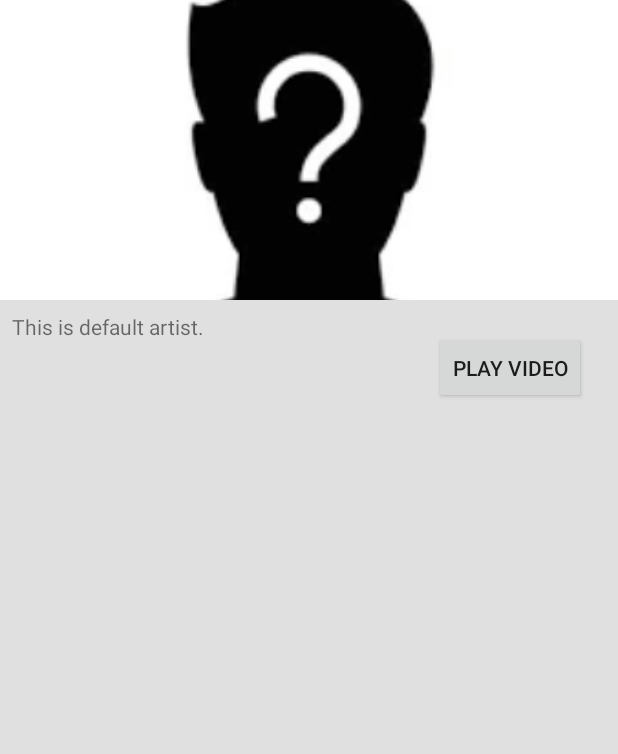
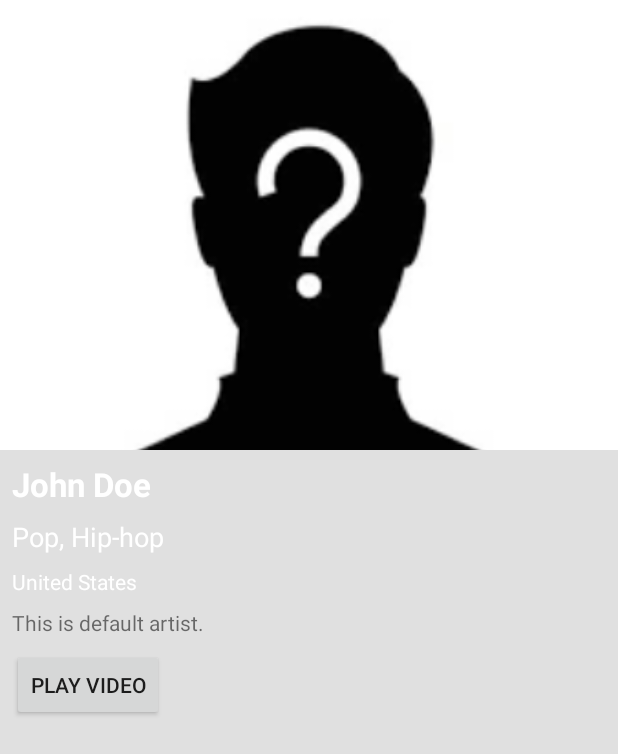
Before and after one commit to eTimokhov/MusicArtistsApp, an Android app: the layout activity_artist_details.xml on its own in the app's theme, with its tools: preview values and no code run, on a phone screen of 412 x 824 dp. Shown: the top 754 px of the screen. Run offline under Robolectric (Android 15) with nearby library versions, the phone set to English and light mode, and no system bars.

Commit message:
artist_details

```diff
--- a/app/src/main/res/layout/activity_artist_details.xml
+++ b/app/src/main/res/layout/activity_artist_details.xml
@@ -1,96 +1,65 @@
 <?xml version="1.0" encoding="utf-8"?>
-<RelativeLayout xmlns:android="http://schemas.android.com/apk/res/android"
-        xmlns:app="http://schemas.android.com/apk/res-auto"
+<LinearLayout xmlns:android="http://schemas.android.com/apk/res/android"
         xmlns:tools="http://schemas.android.com/tools"
         android:layout_width="match_parent"
         android:layout_height="match_parent"
-        android:background="#E0E0E0">
-
-    <RelativeLayout
-            android:id="@+id/artist_card"
-            android:layout_width="match_parent"
-            android:layout_height="wrap_content"
-            android:elevation="4dp">
+        android:background="#E0E0E0"
+        android:orientation="vertical">
 
     <ImageView
             android:id="@+id/artist_image"
             android:layout_width="match_parent"
-                android:layout_height="200dp"
+            android:layout_height="300dp"
             android:alpha="1.0"
             android:scaleType="centerCrop"
             tools:src="@drawable/unknown_artist" />
-
-        <View
-                android:layout_width="match_parent"
-                android:layout_height="200dp" />
 
     <TextView
             android:id="@+id/artist_name"
             android:layout_width="wrap_content"
             android:layout_height="wrap_content"
-                android:layout_above="@id/artist_country"
             android:layout_marginStart="8dp"
             android:layout_marginTop="8dp"
+            android:textAppearance="@style/TextAppearance.AppCompat.Large"
+            android:textColor="@android:color/primary_text_dark"
+            android:textStyle="bold"
+            tools:text="John Doe" />
+
+    <TextView
+            android:id="@+id/artist_genres"
+            android:layout_width="wrap_content"
+            android:layout_height="wrap_content"
+            android:layout_marginStart="8dp"
+            android:layout_marginTop="8dp"
+            android:textAppearance="@style/TextAppearance.AppCompat.Medium"
             android:textColor="@android:color/white"
-                android:textStyle="bold"
-                tools:text="California-style pizza" />
+            tools:text="Pop, Hip-hop" />
 
     <TextView
             android:id="@+id/artist_country"
             android:layout_width="wrap_content"
             android:layout_height="wrap_content"
-                android:layout_alignBottom="@+id/artist_image"
-                android:layout_alignStart="@+id/artist_name"
-                android:layout_marginBottom="8dp"
+            android:layout_marginStart="8dp"
             android:layout_marginTop="8dp"
+            android:textAppearance="@style/TextAppearance.AppCompat.Small"
             android:textColor="@android:color/white"
             tools:text="United States" />
-
-        <TextView
-                android:id="@+id/artist_genres"
-                android:layout_width="wrap_content"
-                android:layout_height="wrap_content"
-                android:layout_alignStart="@+id/artist_name"
-                android:layout_alignBottom="@+id/artist_image"
-                android:layout_marginStart="309dp"
-                android:layout_marginTop="8dp"
-                android:layout_marginBottom="172dp"
-                android:textColor="@android:color/white"
-                tools:text="United States" />
-
-    </RelativeLayout>
-
-    <ScrollView
-            android:id="@+id/artist_description_body"
-            android:layout_width="match_parent"
-            android:layout_height="wrap_content"
-            android:layout_alignParentBottom="true"
-            android:layout_below="@id/artist_card"
-            android:fillViewport="false">
-
-        <RelativeLayout
-                android:layout_width="match_parent"
-                android:layout_height="wrap_content"
-                android:elevation="4dp"
-                android:padding="8dp">
 
     <TextView
             android:id="@+id/artist_description"
             android:layout_width="wrap_content"
             android:layout_height="wrap_content"
-                    android:text="@string/default_description"/>
+            android:layout_marginStart="8dp"
+            android:layout_marginTop="8dp"
+            android:text="@string/default_description" />
 
     <Button
             android:id="@+id/button_play_video"
             android:layout_width="wrap_content"
             android:layout_height="wrap_content"
-                    android:layout_alignParentEnd="true"
-                    android:layout_alignParentBottom="true"
-                    android:layout_marginEnd="13dp"
-                    android:layout_marginBottom="13dp"
-                    android:text="Play video" />
+            android:layout_marginStart="8dp"
+            android:layout_marginTop="8dp"
+            android:text="@string/play_video" />
 
-        </RelativeLayout>
-    </ScrollView>
 
-</RelativeLayout>
+</LinearLayout>
--- a/app/src/main/res/layout/add_artist_fragment.xml
+++ b/app/src/main/res/layout/add_artist_fragment.xml
@@ -80,15 +80,15 @@
                 android:layout_height="0dp"
                 android:layout_weight="1" />
 
+
         <Button
                 android:id="@+id/add_artist_cancel"
                 style="@style/Base.Widget.AppCompat.Button.Borderless"
                 android:layout_width="wrap_content"
                 android:layout_height="wrap_content"
+                android:layout_marginEnd="16dp"
                 android:layout_weight="1"
-                android:layout_marginEnd="16dp"
-                android:text="@string/cancel"/>
-
+                android:text="@string/cancel" />
 
         <Button
                 android:id="@+id/add_artist_save"
--- a/app/src/main/res/values/strings.xml
+++ b/app/src/main/res/values/strings.xml
@@ -11,6 +11,7 @@
     <string name="upload_image">Upload image</string>
     <string name="save">Save</string>
     <string name="upload_video">Upload video</string>
+    <string name="play_video">Play video</string>
 
     <string-array name="countries_any">
         <item>@string/any</item>
```
Lines whose indentation alone changed are shown as unchanged.
